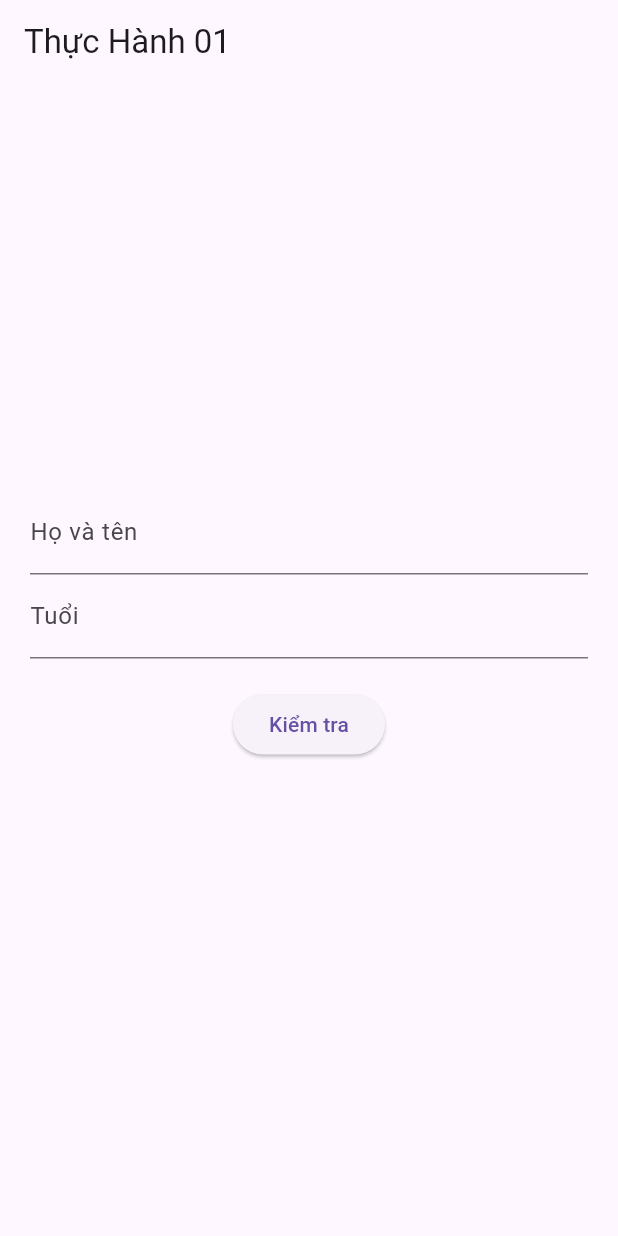
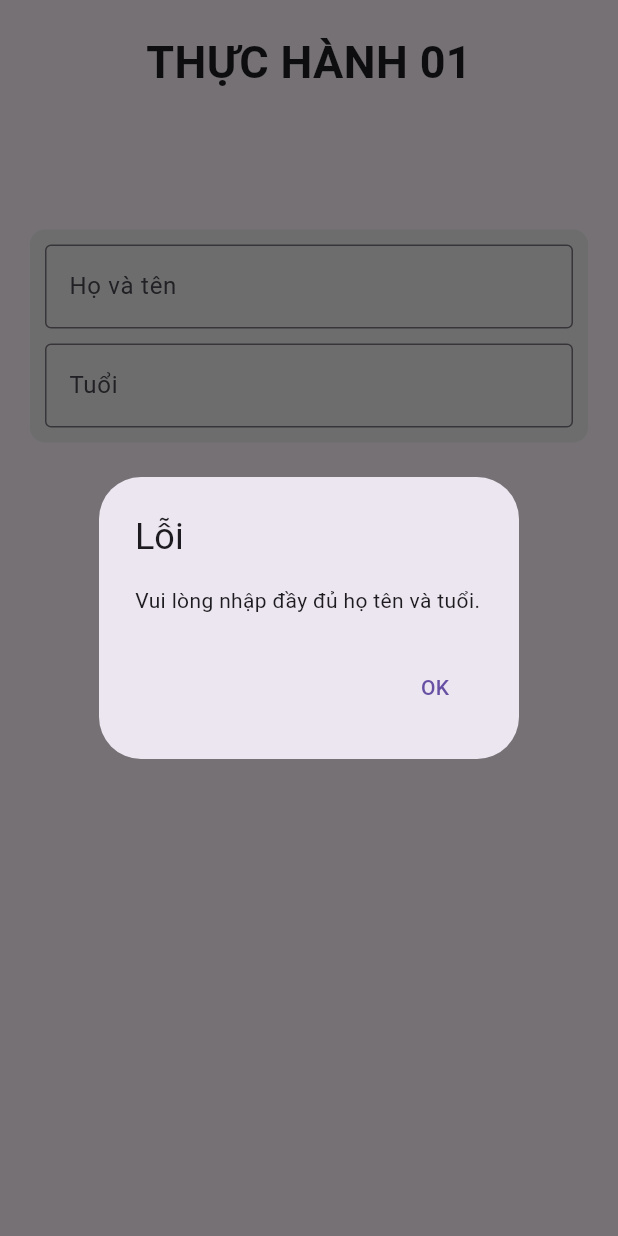
Before and after one commit to ductin2805/LaptrinhTBDD, a Flutter app: the screen it shows after launch, after a tap on "Kiểm tra", on a phone screen of 412 x 824 dp. Run offline on Flutter 3.47's test engine with Material 3 defaults, Android fonts, the light colour scheme and no system bars.

Commit message:
update baitap

```diff
--- a/lib/main.dart
+++ b/lib/main.dart
@@ -9,56 +9,140 @@ class MyApp extends StatelessWidget {
   Widget build(BuildContext context) {
     return MaterialApp(
       debugShowCheckedModeBanner: false,
-      home: AgeCheckerScreen(),
+      home: PracticeScreen(),
     );
   }
 }
 
-class AgeCheckerScreen extends StatefulWidget {
+class PracticeScreen extends StatefulWidget {
   @override
-  _AgeCheckerScreenState createState() => _AgeCheckerScreenState();
+  _PracticeScreenState createState() => _PracticeScreenState();
 }
 
-class _AgeCheckerScreenState extends State<AgeCheckerScreen> {
-  final TextEditingController _nameController = TextEditingController();
-  final TextEditingController _ageController = TextEditingController();
-  String _result = "";
+class _PracticeScreenState extends State<PracticeScreen> {
+  final TextEditingController nameController = TextEditingController();
+  final TextEditingController ageController = TextEditingController();
 
-  void _checkAge() {
-    setState(() {
-      String name = _nameController.text.trim();
-      int? age = int.tryParse(_ageController.text.trim());
-    });
+  void checkInfo() {
+    String name = nameController.text;
+    String ageText = ageController.text;
+
+    if (name.isEmpty || ageText.isEmpty) {
+      showDialog(
+        context: context,
+        builder: (context) {
+          return AlertDialog(
+            title: Text("Lỗi"),
+            content: Text("Vui lòng nhập đầy đủ họ tên và tuổi."),
+            actions: [
+              TextButton(
+                onPressed: () => Navigator.pop(context),
+                child: Text("OK"),
+              ),
+            ],
+          );
+        },
+      );
+      return;
+    }
+
+    int? age = int.tryParse(ageText);
+    if (age == null || age < 0) {
+      showDialog(
+        context: context,
+        builder: (context) {
+          return AlertDialog(
+            title: Text("Lỗi"),
+            content: Text("Tuổi không hợp lệ. Vui lòng nhập số nguyên dương."),
+            actions: [
+              TextButton(
+                onPressed: () => Navigator.pop(context),
+                child: Text("OK"),
+              ),
+            ],
+          );
+        },
+      );
+      return;
+    }
+
+    String category;
+    if (age > 65) {
+      category = "Người già";
+    } else if (age >= 6) {
+      category = "Người lớn";
+    } else if (age >= 2) {
+      category = "Trẻ em";
+    } else {
+      category = "Em bé";
+    }
+
+    showDialog(
+      context: context,
+      builder: (context) {
+        return AlertDialog(
+          title: Text("Kết quả"),
+          content: Text("Họ và tên: $name\nTuổi: $age\nPhân loại: $category"),
+          actions: [
+            TextButton(
+              onPressed: () => Navigator.pop(context),
+              child: Text("OK"),
+            ),
+          ],
+        );
+      },
+    );
   }
 
   @override
   Widget build(BuildContext context) {
     return Scaffold(
-      appBar: AppBar(title: Text("Thực Hành 01")),
+
       body: Padding(
         padding: const EdgeInsets.all(20.0),
         child: Column(
-          mainAxisAlignment: MainAxisAlignment.center,
+
           children: [
-            TextField(
-              controller: _nameController,
-              decoration: InputDecoration(labelText: "Họ và tên"),
+            Text(
+              "THỰC HÀNH 01",
+              style: TextStyle(fontSize: 30, fontWeight: FontWeight.bold),
             ),
-            TextField(
-              controller: _ageController,
-              decoration: InputDecoration(labelText: "Tuổi"),
-              keyboardType: TextInputType.number,
+            SizedBox(height: 90),
+            Container(
+              padding: EdgeInsets.all(10),
+              decoration: BoxDecoration(
+                color: Colors.grey[200],
+                borderRadius: BorderRadius.circular(10),
+              ),
+              child: Column(
+                children: [
+                  TextField(
+                    controller: nameController,
+                    decoration: InputDecoration(
+                      labelText: "Họ và tên",
+                      border: OutlineInputBorder(),
+                    ),
+                  ),
+                  SizedBox(height: 10),
+                  TextField(
+                    controller: ageController,
+                    keyboardType: TextInputType.number,
+                    decoration: InputDecoration(
+                      labelText: "Tuổi",
+                      border: OutlineInputBorder(),
+                    ),
+                  ),
+                ],
+              ),
             ),
             SizedBox(height: 20),
             ElevatedButton(
-              onPressed: _checkAge,
-              child: Text("Kiểm tra"),
-            ),
-            SizedBox(height: 20),
-            Text(
-              _result,
-              style: TextStyle(fontSize: 18, fontWeight: FontWeight.bold),
-              textAlign: TextAlign.center,
+              onPressed: checkInfo,
+              style: ElevatedButton.styleFrom(
+                backgroundColor: Colors.blue,
+                padding: EdgeInsets.symmetric(horizontal: 30, vertical: 10),
+              ),
+              child: Text("Kiểm tra", style: TextStyle(color: Colors.white)),
             ),
           ],
         ),
```
Also changed, not shown: 1 other file.
